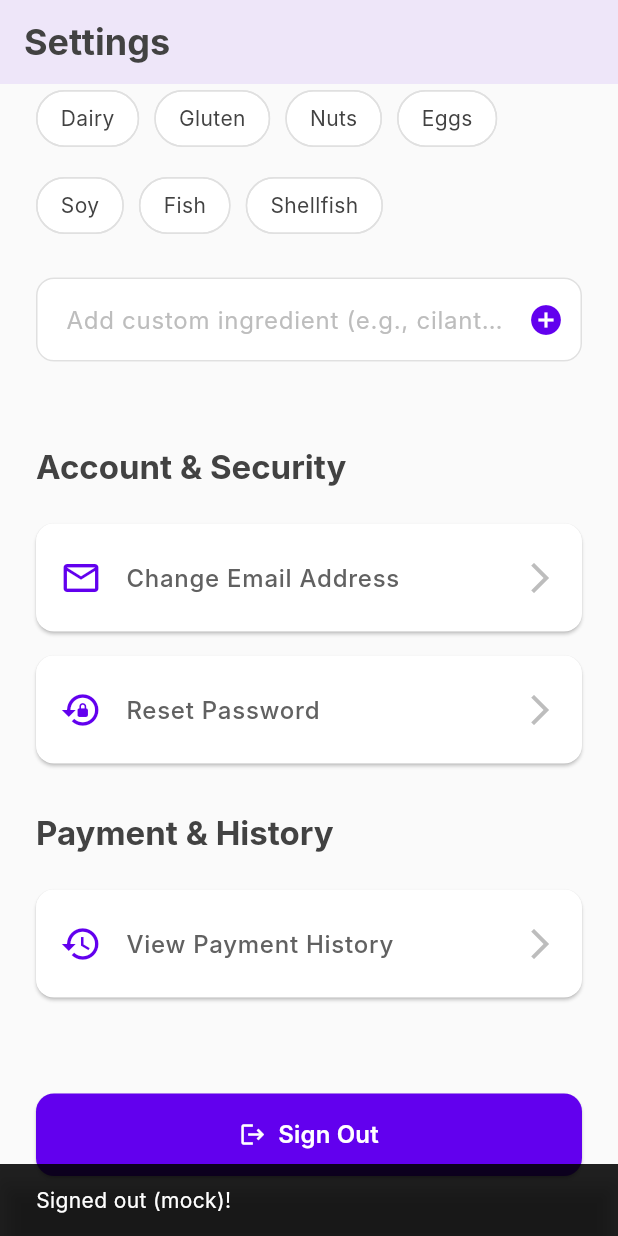
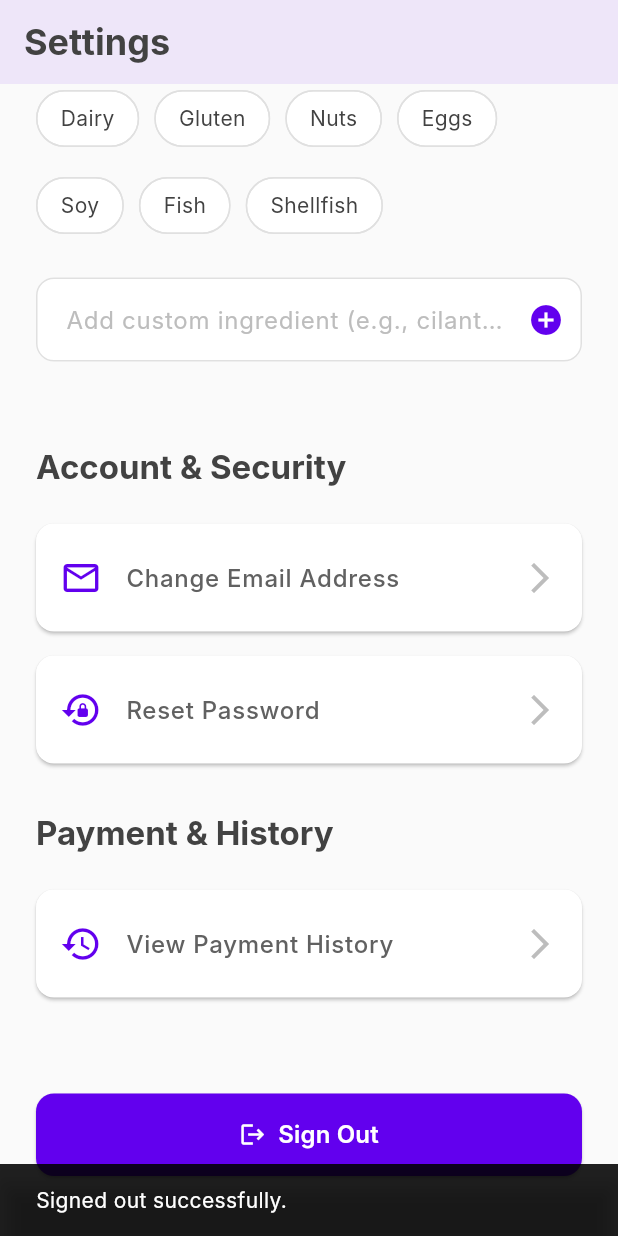
Before and after one commit to sungilzz/flutter_application_1, a Flutter app: the SettingsScreen screen opened directly, scrolled down 1241 dp, after a tap on "Sign Out", on a phone screen of 412 x 824 dp. Run offline on Flutter 3.47's test engine with Material 3 defaults, Android fonts, the phone set to English and light mode, and no system bars; our stand-ins replace cloud_firestore, firebase_auth, firebase_core, google_sign_in, shared_preferences; missing offline and left inert: flutter_facebook_auth; accounts and stored records are empty; network calls fail; Roboto replaces fonts that are missing (Inter).

Commit message:
Sign out

```diff
--- a/lib/auth/screens/sign_up_screen_state.dart
+++ b/lib/auth/screens/sign_up_screen_state.dart
@@ -68,6 +68,7 @@ class SignUpScreenState extends State<SignUpScreen> {
             ),
           ),
         );
+        RecipeAuthAppState.of(context)?.checkAuthAndOnboarding();
       }
     } on FirebaseAuthException catch (e) {
       setState(() {
--- a/lib/settings/settings_screen.dart
+++ b/lib/settings/settings_screen.dart
@@ -1,5 +1,7 @@
+import 'package:firebase_auth/firebase_auth.dart';
 import 'package:flutter/material.dart';
 
+import '../auth/recipe_auth_app_state.dart';
 import 'change_email_screen.dart';
 import 'payment_history_screen.dart';
 import 'reset_password_flow_screen.dart';
@@ -505,11 +507,30 @@ class _SettingsScreenState extends State<SettingsScreen> {
                       borderRadius: BorderRadius.circular(12.0),
                     ),
                   ),
-                  onPressed: () {
-                    // TODO: Implement actual sign out logic
-                    ScaffoldMessenger.of(context).showSnackBar(
-                      const SnackBar(content: Text('Signed out (mock)!')),
-                    );
+                  onPressed: () async {
+                    try {
+                      await FirebaseAuth.instance.signOut();
+                      if (mounted) {
+                        // Find the nearest ancestor RecipeAuthAppState and call _checkAuthAndOnboarding
+                        final recipeAuthAppState = context
+                            .findAncestorStateOfType<RecipeAuthAppState>();
+                        if (recipeAuthAppState != null) {
+                          await recipeAuthAppState.checkAuthAndOnboarding();
+                        }
+                        // Optionally show a message
+                        ScaffoldMessenger.of(context).showSnackBar(
+                          const SnackBar(
+                            content: Text('Signed out successfully.'),
+                          ),
+                        );
+                      }
+                    } catch (e) {
+                      ScaffoldMessenger.of(context).showSnackBar(
+                        SnackBar(
+                          content: Text('Sign out failed: \\${e.toString()}'),
+                        ),
+                      );
+                    }
                   },
                 ),
               ),
```
Also changed, not shown: lib/auth/recipe_auth_app_state.dart (+7 -2 lines), lib/auth/screens/sign_in_screen.dart (+10 -7 lines).
